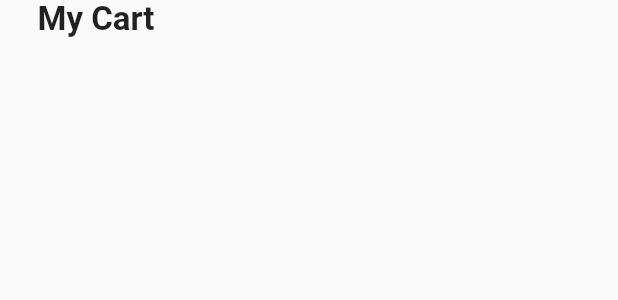
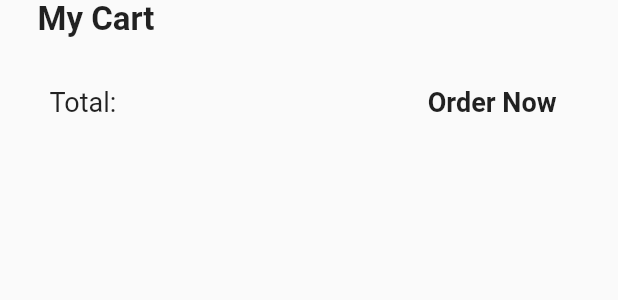
Before and after one commit to JohnPyWick/shop_app, a Flutter app: the CartPage widget shown alone on an empty page, opened directly, on a phone screen of 412 x 824 dp. Shown: the top 300 px of the screen. Run offline on Flutter 3.47's test engine with Material 2 defaults, Android fonts, the phone set to English and light mode, and no system bars; our stand-ins replace firebase_auth, firebase_core, google_nav_bar; accounts and stored records are empty; network calls fail.

Commit message:
Project upto now

```diff
--- a/lib/models/cart.dart
+++ b/lib/models/cart.dart
@@ -45,4 +45,9 @@ class Cart extends ChangeNotifier {
     userCart.remove(product);
     notifyListeners();
   }
+
+  void removeallItemsFromCart() {
+    userCart.clear();
+    notifyListeners();
+  }
 }
--- a/lib/pages/cart_page.dart
+++ b/lib/pages/cart_page.dart
@@ -4,8 +4,10 @@ import '../components/cart_item.dart';
 import '../models/cart.dart';
 import '../models/product.dart';
 
+
 class CartPage extends StatelessWidget {
   const CartPage({Key? key}) : super(key: key);
+
 
   @override
   Widget build(BuildContext context) {
@@ -14,10 +16,39 @@ class CartPage extends StatelessWidget {
         padding: const EdgeInsets.symmetric(horizontal: 25),
         child: Column(
           crossAxisAlignment: CrossAxisAlignment.start,
-          children: [
+          children:  <Widget>[
             const Text(
               'My Cart',
               style: TextStyle(fontSize: 22, fontWeight: FontWeight.bold),
+            ),
+            const SizedBox(height: 10),
+            Padding(
+              padding: const EdgeInsets.all(8),
+              child: Row(
+                mainAxisAlignment: MainAxisAlignment.spaceBetween,
+                children: <Widget>[
+                  const Text(
+                    'Total:',
+                    style: TextStyle(fontSize: 18),
+                  ),
+                  TextButton(
+                    onPressed: () => {
+                      // Add your desired functionality here
+                    },
+                    style: ButtonStyle(
+                      foregroundColor: MaterialStateProperty.all(
+                        Colors
+                            .black87, // Change the color to a shade of black
+                      ),
+                    ),
+                    child: const Text(
+                      'Order Now',
+                      style: TextStyle(
+                          fontSize: 18, fontWeight: FontWeight.bold),
+                    ),
+                  )
+                ],
+              ),
             ),
             const SizedBox(height: 10),
             Expanded(
--- a/lib/pages/shop_page.dart
+++ b/lib/pages/shop_page.dart
@@ -39,9 +39,9 @@ class _ShopPageState extends State<ShopPage> {
                   margin: const EdgeInsets.symmetric(horizontal: 25.0),
                   child: Row(
                     mainAxisAlignment: MainAxisAlignment.start,
-                    children: [
-                      const Icon(Icons.search),
-                      const Text('Search'),
+                    children: const [
+                      Icon(Icons.search),
+                      Text('Search'),
                     ],
                   )
                 ),
```
Also changed, not shown: lib/pages/account_details.dart (+13 -2 lines).
